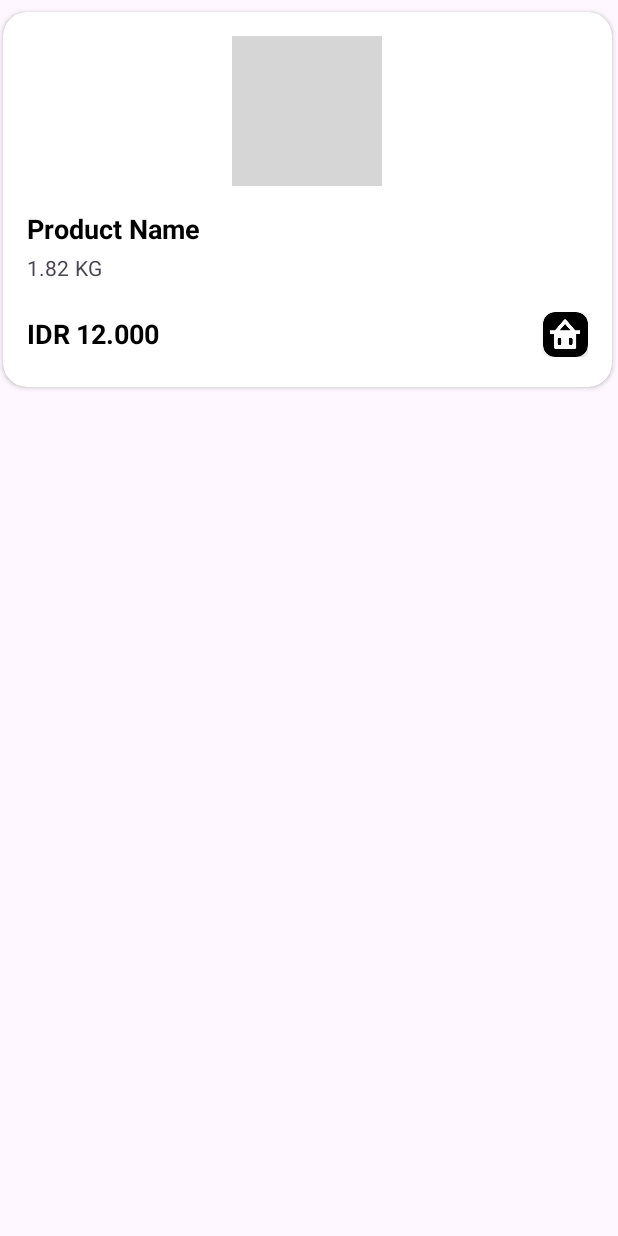
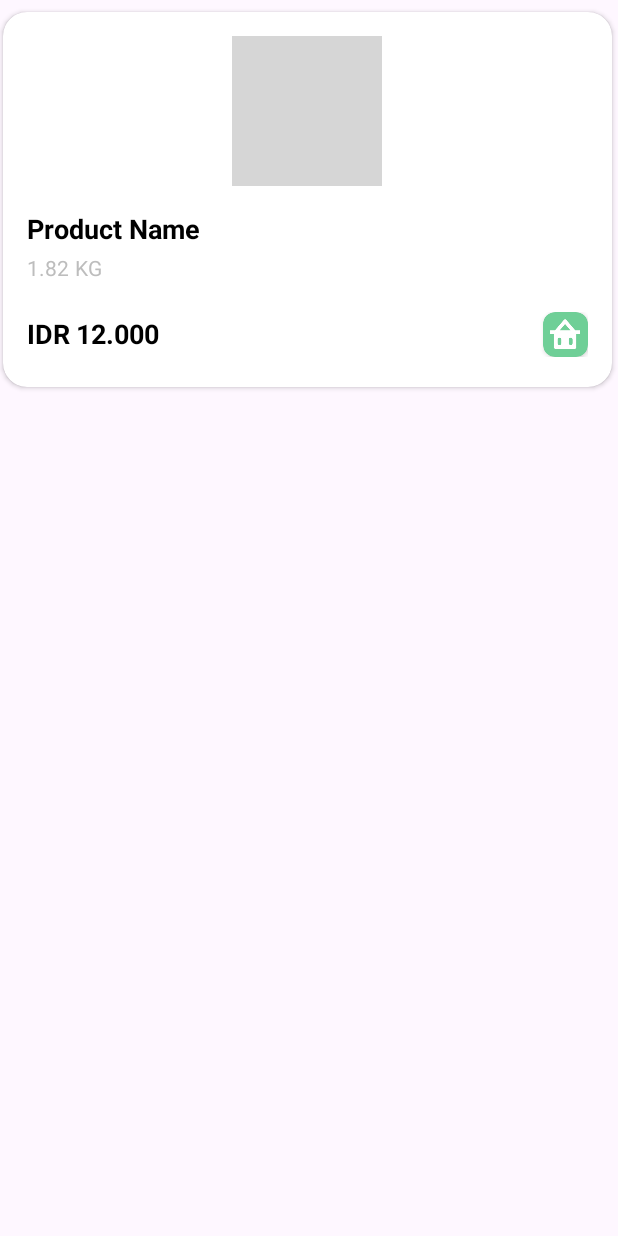
Before and after one commit to doantaa/Hackaton3_GroupB, an Android app: the layout item_list_product.xml on its own in the app's theme, with its tools: preview values and no code run, on a phone screen of 412 x 824 dp. Run offline under Robolectric (Android 15) with nearby library versions, the phone set to English and light mode, and no system bars; grey boxes are pictures that could not be loaded.

Commit message:
add color

```diff
--- a/app/src/main/res/layout/item_list_product.xml
+++ b/app/src/main/res/layout/item_list_product.xml
@@ -45,12 +45,14 @@
                 android:layout_height="wrap_content"
                 android:layout_marginEnd="4dp"
                 android:textSize="14sp"
+                android:textColor="@color/sub_text"
                 tools:text="1.82" />
 
             <TextView
                 android:layout_width="wrap_content"
                 android:layout_height="wrap_content"
                 android:text="KG"
+                android:textColor="@color/sub_text"
                 android:textSize="14sp" />
         </LinearLayout>
 
@@ -89,7 +91,7 @@
                 android:id="@+id/cv_basket"
                 android:layout_width="30dp"
                 android:layout_height="30dp"
-                android:backgroundTint="@color/black"
+                android:backgroundTint="@color/bg_green"
                 app:cardCornerRadius="8dp"
                 app:layout_constraintBottom_toBottomOf="parent"
                 app:layout_constraintEnd_toEndOf="parent">
--- a/app/src/main/res/values/colors.xml
+++ b/app/src/main/res/values/colors.xml
@@ -2,4 +2,6 @@
 <resources>
     <color name="black">#FF000000</color>
     <color name="white">#FFFFFFFF</color>
+    <color name="bg_green">#6FCF97</color>
+    <color name="sub_text">#BDBDBD</color>
 </resources>
```
